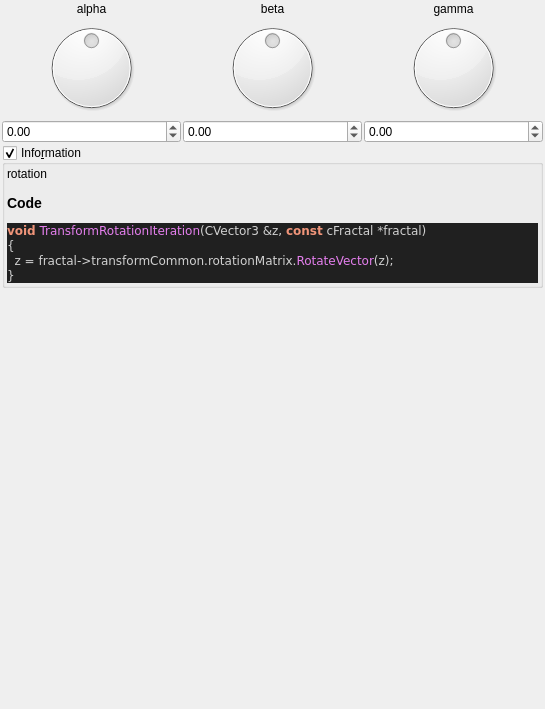
The window that mandelbulber2/qt_data/fractal_transf_rotation.ui (buddhi1980/mandelbulber2) describes before a commit, drawn with Qt 5.
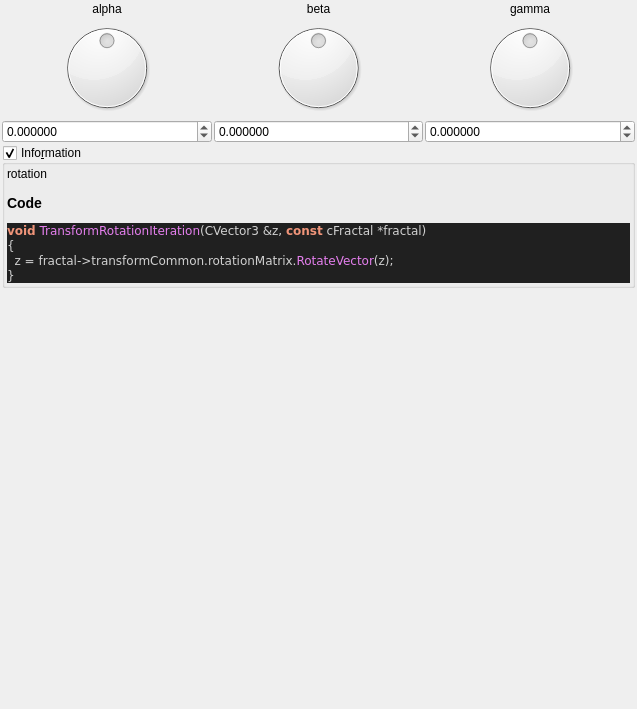
The same window after the commit. Custom widgets are drawn as their Qt base class.

Patch:
```diff
--- a/mandelbulber2/qt_data/fractal_transf_rotation.ui
+++ b/mandelbulber2/qt_data/fractal_transf_rotation.ui
@@ -6,7 +6,7 @@
    <rect>
     <x>0</x>
     <y>0</y>
-    <width>545</width>
+    <width>637</width>
     <height>709</height>
    </rect>
   </property>
@@ -85,7 +85,7 @@
         <string/>
        </property>
        <property name="decimals">
-        <number>2</number>
+        <number>6</number>
        </property>
        <property name="minimum">
         <double>-180.000000000000000</double>
@@ -146,7 +146,7 @@
         <string/>
        </property>
        <property name="decimals">
-        <number>2</number>
+        <number>6</number>
        </property>
        <property name="minimum">
         <double>-180.000000000000000</double>
@@ -174,7 +174,7 @@
         <string/>
        </property>
        <property name="decimals">
-        <number>2</number>
+        <number>6</number>
        </property>
        <property name="minimum">
         <double>-180.000000000000000</double>
```
